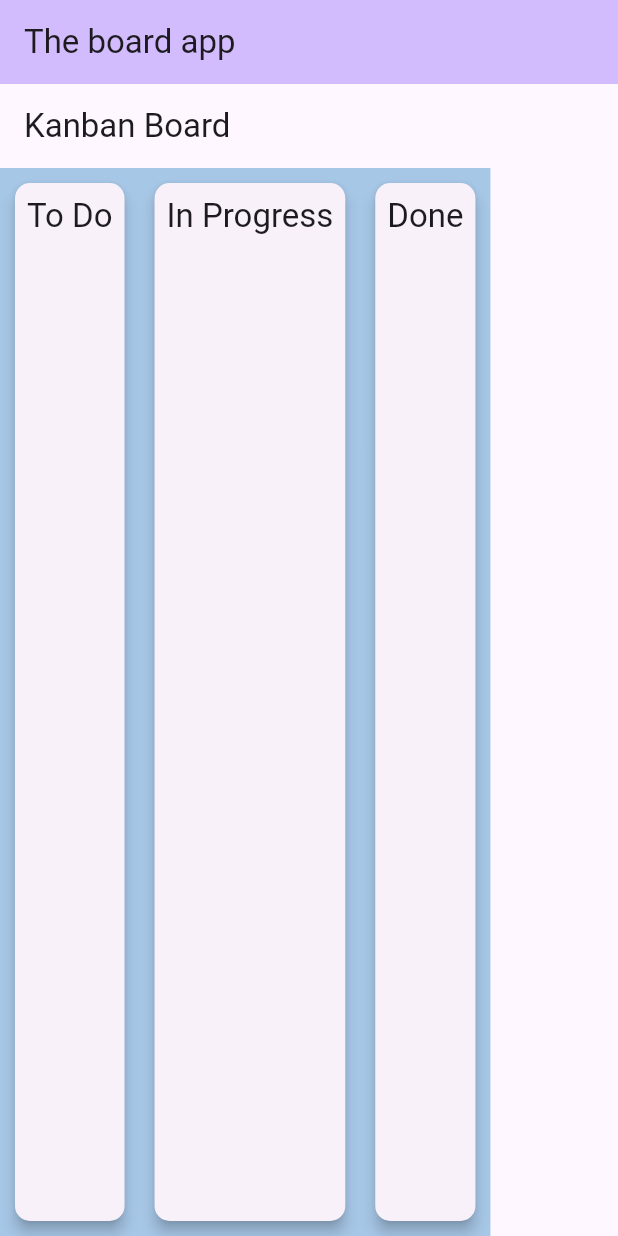
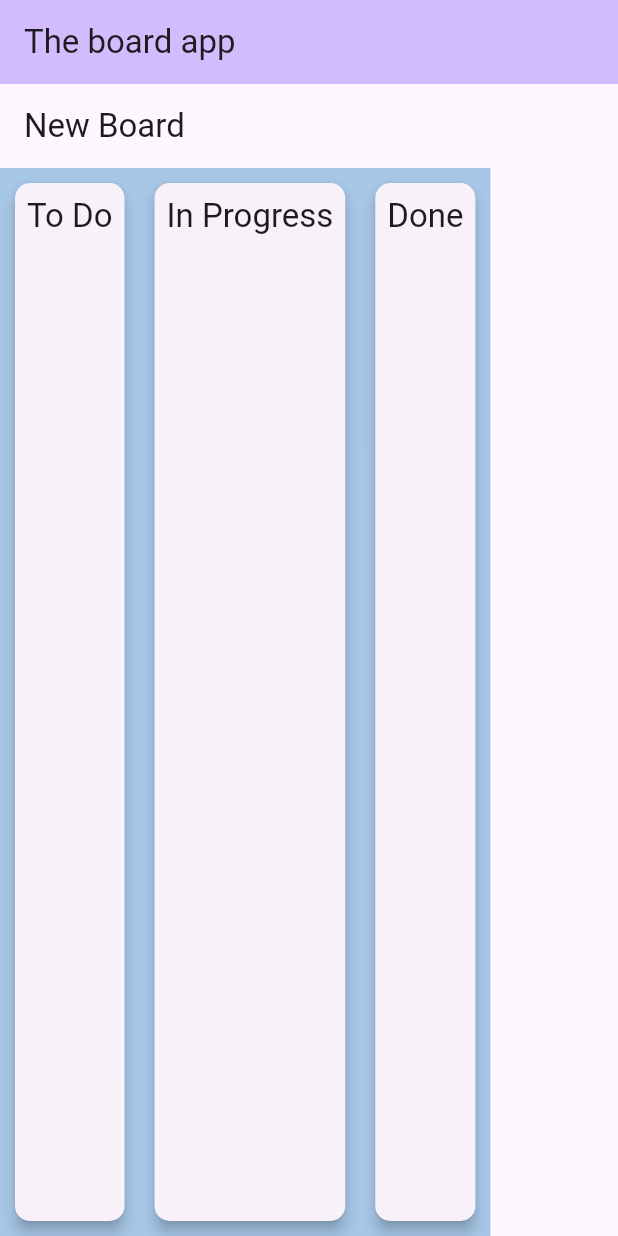
Before and after one commit to adriatech2020/board, a Flutter app: the screen it shows after launch, on a phone screen of 412 x 824 dp. Run offline on Flutter 3.47's test engine with Material 3 defaults, Android fonts, the phone set to English and light mode, and no system bars.

Commit message:
Title added to board config

```diff
--- a/lib/config/board_configuration.dart
+++ b/lib/config/board_configuration.dart
@@ -3,10 +3,15 @@ import 'package:board/config/column_configuration.dart';
 import 'package:board/config/board_defaults.dart';
 
 class BoardConfiguration {
+  final String title;
   final Color backgroundColor;
   final List<ColumnConfiguration> columns;
 
-  BoardConfiguration({required this.backgroundColor, required this.columns});
+  BoardConfiguration({
+    required this.title,
+    required this.backgroundColor,
+    required this.columns,
+  });
 
   // Method to merge custom config with default config
   static BoardConfiguration getConfig([Map<String, dynamic>? customConfig]) {
@@ -18,6 +23,7 @@ class BoardConfiguration {
 
     // Create a BoardConfiguration instance from the merged config
     return BoardConfiguration(
+      title: mergedConfig['title'] as String,
       backgroundColor: mergedConfig['backgroundColor'] as Color,
       columns: mergedConfig['columns'] as List<ColumnConfiguration>,
     );
--- a/lib/config/board_defaults.dart
+++ b/lib/config/board_defaults.dart
@@ -2,13 +2,9 @@ import 'package:flutter/material.dart';
 import 'package:board/config/column_configuration.dart';
 
 class Defaults {
-  // Default color for the board background
+  static const String boardTitle = 'New Board';
   static const Color boardBackgroundColor = Color(0xFFA7C7E7);
-
-  // Default titles for the columns
   static const List<String> defaultColumnTitles = ['To Do', 'In Progress', 'Done'];
-
-  // Function to generate default columns
   static List<ColumnConfiguration> getDefaultColumns() {
     return defaultColumnTitles
         .map((title) => ColumnConfiguration(title: title))
@@ -18,6 +14,7 @@ class Defaults {
   // Default Board Configuration
   static Map<String, dynamic> get defaultBoardConfig {
     return {
+      'title': boardTitle,
       'backgroundColor': boardBackgroundColor,
       'columns': getDefaultColumns(),
     };
--- a/lib/widgets/board.dart
+++ b/lib/widgets/board.dart
@@ -14,7 +14,7 @@ class Board extends StatelessWidget {
 
     return Scaffold(
       appBar: AppBar(
-        title: const Text('Kanban Board'),
+        title: Text(config.title),
       ),
       body: Container(
         color: config.backgroundColor,
```
